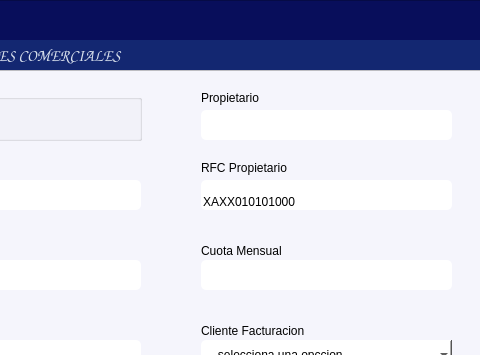
Before: the Qt Designer form gui/formLocales.ui in alucard8130/gac_py_V1.02, drawn with Qt 5; both pictures show x 129 to 609 and y 0 to 355 of the 609 by 468 pixel window.
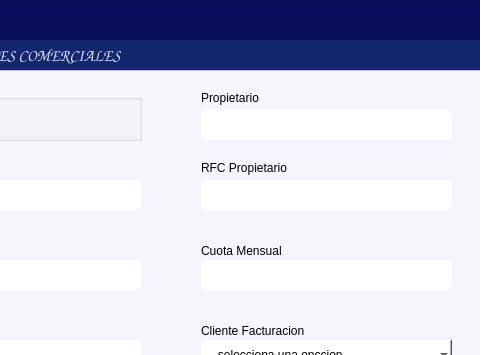
After: the same form once the commit is applied. Icons and pictures are not drawn.

```diff
--- a/gui/formLocales.ui
+++ b/gui/formLocales.ui
@@ -270,7 +270,7 @@
 border-radius:5px;</string>
     </property>
     <property name="text">
-     <string>XAXX010101000</string>
+     <string/>
     </property>
     <property name="alignment">
      <set>Qt::AlignmentFlag::AlignBottom|Qt::AlignmentFlag::AlignLeading|Qt::AlignmentFlag::AlignLeft</set>
```
